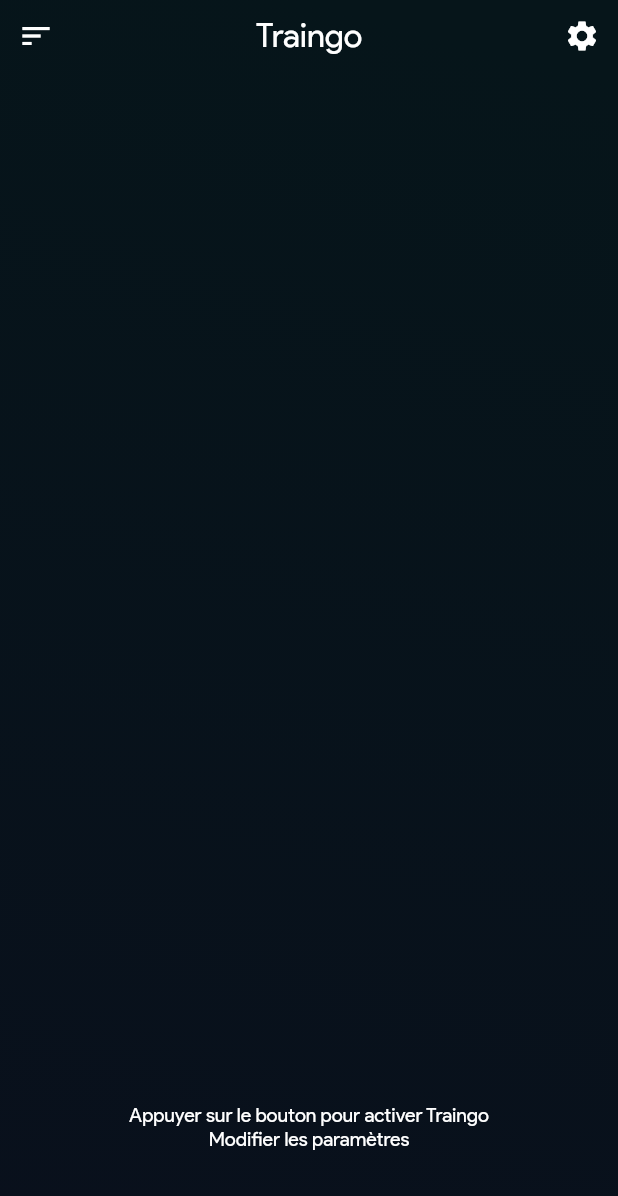
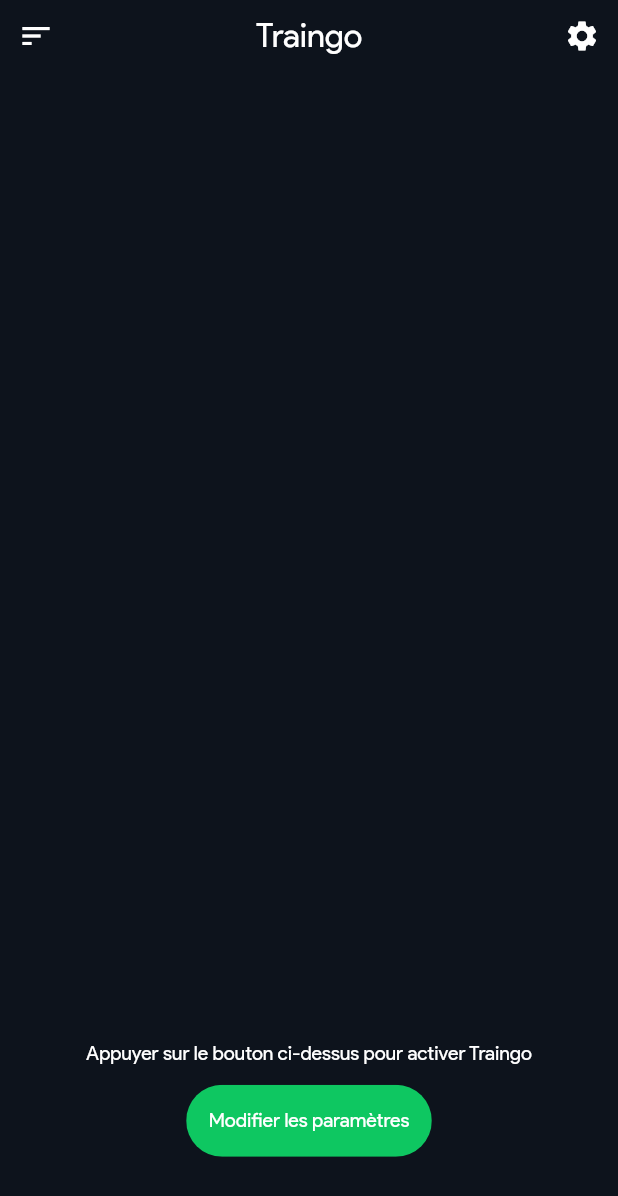
Before and after one commit to iTeam-S/Traingo, a Flutter app: the screen it shows after launch, on a phone screen of 412 x 824 dp. Shown: the top 1196 px of the screen. Run offline on Flutter 3.47's test engine with Material 2 defaults, Android fonts, the light colour scheme and no system bars; our stand-ins replace accordion, avatar_glow, get, shimmer; missing offline and left inert: all_sensors2.

Commit message:
Diverses réglages de theme home et settings

```diff
--- a/lib/view/home.dart
+++ b/lib/view/home.dart
@@ -31,8 +31,8 @@
               begin: Alignment.topCenter,
               end: Alignment.bottomLeft,
               colors: [
-                Color(0xff06151a),
-                Color(0xff09101c),
+                Color(0xff0d131c),
+                Color(0xff0d131c),
               ],
             )),
             alignment: Alignment.center,
@@ -62,25 +62,47 @@
                   ),
                 ]),
                 Container(
-                  margin: EdgeInsets.only(
-                      top: MediaQuery.of(context).size.height * 0.835),
+                  margin: EdgeInsets.only(top: MediaQuery.of(context).size.height * 0.785),
                   child: Column(
                     children: [
                       Text(
-                        "Appuyer sur le bouton pour activer Traingo",
+                        "Appuyer sur le bouton ci-dessus pour activer Traingo",
                         style: TextStyle(
                             // fontWeight: FontWeight.bold,
                             fontSize: 13,
                             color: Color(0xffffffff)),
                         textAlign: TextAlign.center,
                       ),
-                      Text(
-                        "Modifier les paramètres",
-                        style: TextStyle(
-                            // fontWeight: FontWeight.bold,
-                            fontSize: 13,
-                            color: Color(0xffffffff)),
-                        textAlign: TextAlign.center,
+                      Container(
+                        margin: EdgeInsets.only(top: MediaQuery.of(context).size.height * 0.015),
+                        child: ClipRRect(
+                          borderRadius: BorderRadius.circular(30),
+                          child: Stack(
+                            children: <Widget>[
+                              Positioned.fill(
+                                child: Container(
+                                  decoration: const BoxDecoration(
+                                    gradient: LinearGradient(
+                                      colors: <Color>[
+                                        Color(0xff0ec761),
+                                        Color(0xff0ec761),
+                                      ],
+                                    ),
+                                  ),
+                                ),
+                              ),
+                              TextButton(
+                                style: TextButton.styleFrom(
+                                  padding: const EdgeInsets.all(15.0),
+                                  primary: Colors.white,
+                                  textStyle: const TextStyle(fontSize: 13),
+                                ),
+                                onPressed: () {},
+                                child: const Text('Modifier les paramètres', style: TextStyle( fontFamily: "ProductSans")),
+                              ),
+                            ],
+                          ),
+                        ),
                       ),
                     ],
                   ),
```
Also changed, not shown: lib/view/widget/settings.dart (+14 -13 lines).
